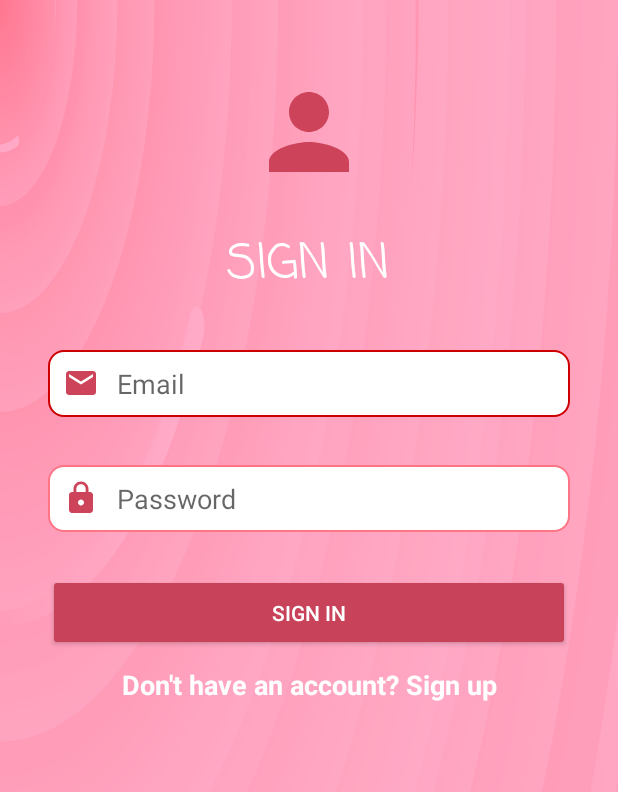
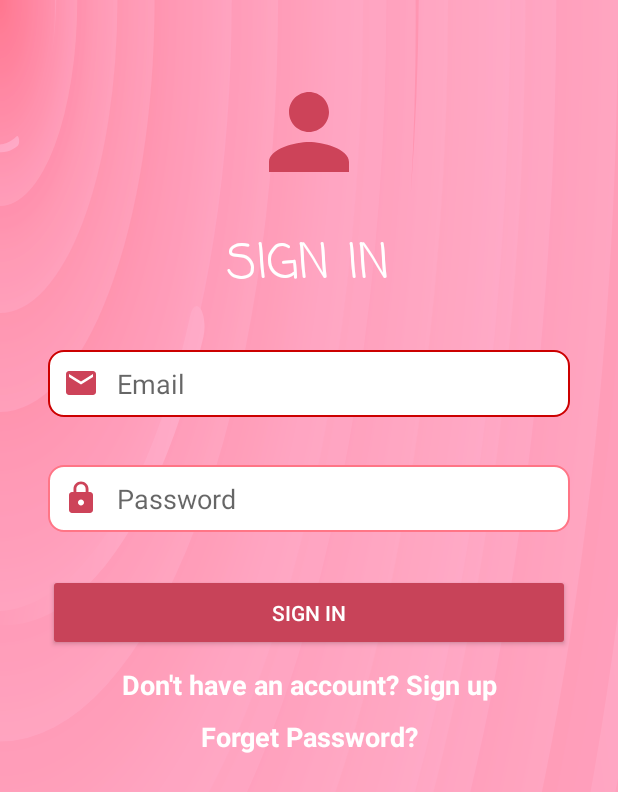
Before and after one commit to tameerhussain388/Women-Safety-App, an Android app: the screen it shows after launch (LoginActivity), on a phone screen of 412 x 824 dp. Shown: the top 792 px of the screen. Run offline under Robolectric (Android 15) with nearby library versions, the phone set to English and light mode, and no system bars; our stand-ins replace Firebase (no records; nobody signed in at launch, a user with empty details on screens opened directly); libraries missing offline, so code that uses them is left out: com.karumi.dexter; 1 statement that could not run was skipped.

Commit message:
added update guardians business logic and also added password forget functionality.

```diff
--- a/app/src/main/java/com/fyp/womensafetyapp/Screens/LoginActivity.java
+++ b/app/src/main/java/com/fyp/womensafetyapp/Screens/LoginActivity.java
@@ -1,26 +1,21 @@
 package com.fyp.womensafetyapp.Screens;
 import androidx.appcompat.app.AppCompatActivity;
 import android.Manifest;
-import android.app.Activity;
 import android.content.Context;
 import android.content.Intent;
 import android.location.LocationManager;
 import android.os.Bundle;
 import android.provider.Settings;
 import android.text.TextUtils;
-import android.util.Log;
 import android.util.Patterns;
 import android.widget.Button;
 import android.widget.EditText;
 import android.widget.TextView;
 import android.widget.Toast;
-
 import com.fyp.womensafetyapp.Data.SharedPreferences.AuthPreferences;
-import com.fyp.womensafetyapp.FireBaseRepo.Authentication_Controller.*;
 import com.fyp.womensafetyapp.R;
 import com.fyp.womensafetyapp.utils.LoadingDialogBar;
 import com.fyp.womensafetyapp.utils.NetworkHelper;
-import com.google.android.gms.maps.model.Dash;
 import com.google.firebase.auth.FirebaseAuth;
 import com.karumi.dexter.Dexter;
 import com.karumi.dexter.MultiplePermissionsReport;
@@ -35,6 +30,7 @@ public class LoginActivity extends AppCompatActivity {
     public Button btnSignIn;
     public EditText etEmail;
     public EditText etPassword;
+    public TextView tvForgetPass;
     public LoadingDialogBar dialogBar;
 
     @Override
@@ -45,6 +41,7 @@ public class LoginActivity extends AppCompatActivity {
         etEmail = findViewById(R.id.etEmail);
         etPassword = findViewById(R.id.etPassword);
         btnSignIn = findViewById(R.id.btnSignIn);
+        tvForgetPass=findViewById(R.id.forget_pass);
         dialogBar = new LoadingDialogBar(this);
         requestPermissions();
         btnSignIn.setOnClickListener(view -> {
@@ -70,6 +67,10 @@ public class LoginActivity extends AppCompatActivity {
             Intent intent = new Intent(this, SignUpActivity.class);
             startActivity(intent);
         });
+
+//        tvForgetPass.setOnClickListener(view -> {
+//            new ForgetPass().forgetPass("niaz.baig11@gmail.com",this);
+//        });
     }
 
     public void signIn(String email,String password){
--- a/app/src/main/res/layout/activity_login.xml
+++ b/app/src/main/res/layout/activity_login.xml
@@ -100,6 +100,19 @@
             app:layout_constraintLeft_toLeftOf="parent"
             app:layout_constraintRight_toRightOf="parent"
             app:layout_constraintTop_toBottomOf="@+id/btnSignIn" />
+        <TextView
+            android:id="@+id/forget_pass"
+            android:layout_width="match_parent"
+            android:layout_height="wrap_content"
+            android:layout_marginTop="10dp"
+            android:text="@string/forget_pass"
+            android:textAlignment="center"
+            android:textColor="@color/white"
+            android:textSize="18sp"
+            android:textStyle="bold"
+            app:layout_constraintLeft_toLeftOf="parent"
+            app:layout_constraintRight_toRightOf="parent"
+            app:layout_constraintTop_toBottomOf="@+id/tvRegister" />
 
     </androidx.constraintlayout.widget.ConstraintLayout>
 </ScrollView>
--- a/app/src/main/res/values/strings.xml
+++ b/app/src/main/res/values/strings.xml
@@ -7,6 +7,7 @@
     <string name="password">Password</string>
     <string name="register_here">Register</string>
     <string name="create_new_account">Don\'t have an account? Sign up</string>
+    <string name="forget_pass">Forget Password?</string>
     <string name="sign_up">Sign Up</string>
     <string name="name">Name</string>
     <string name="contact">Contact</string>
```
Also changed, not shown: app/src/main/java/com/fyp/womensafetyapp/FireBaseRepo/Authentication_Controller/ForgetPass.java (added, +17 -0 lines), app/src/main/java/com/fyp/womensafetyapp/FireBaseRepo/FirebaseFireStore/StoreGuardians.java (+38 -4 lines), app/src/main/java/com/fyp/womensafetyapp/Screens/GuardianActivity.java (+4 -3 lines), 1 other file.
